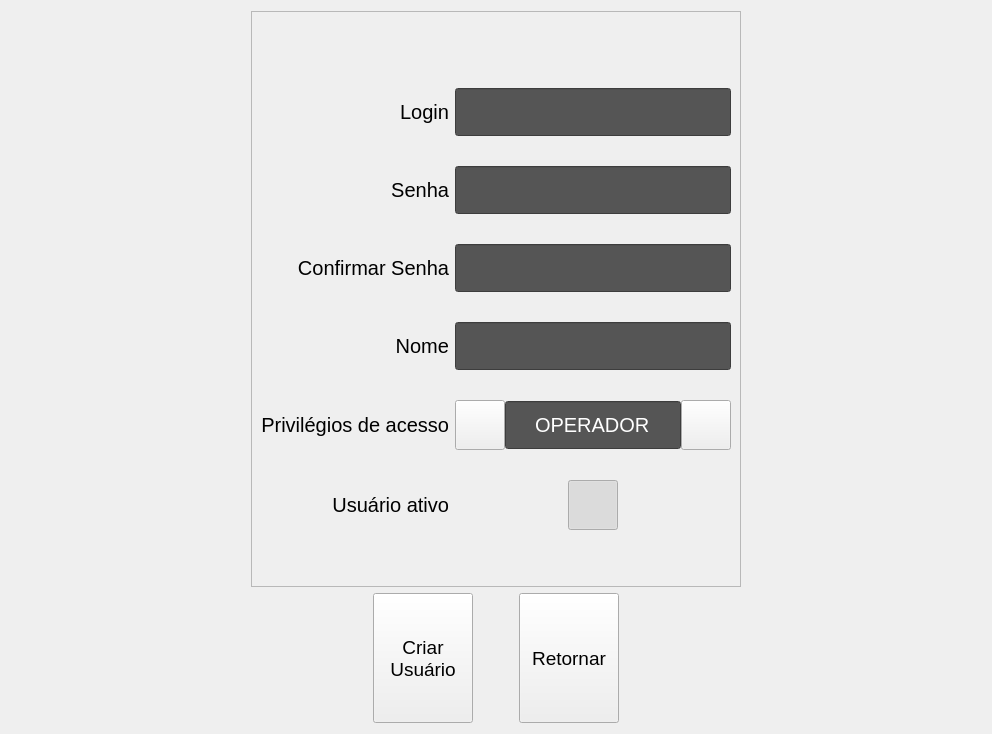
First picture: the form in LDFV2/interface/form_newuser.ui, repository Masipack/LDV, before the edit.
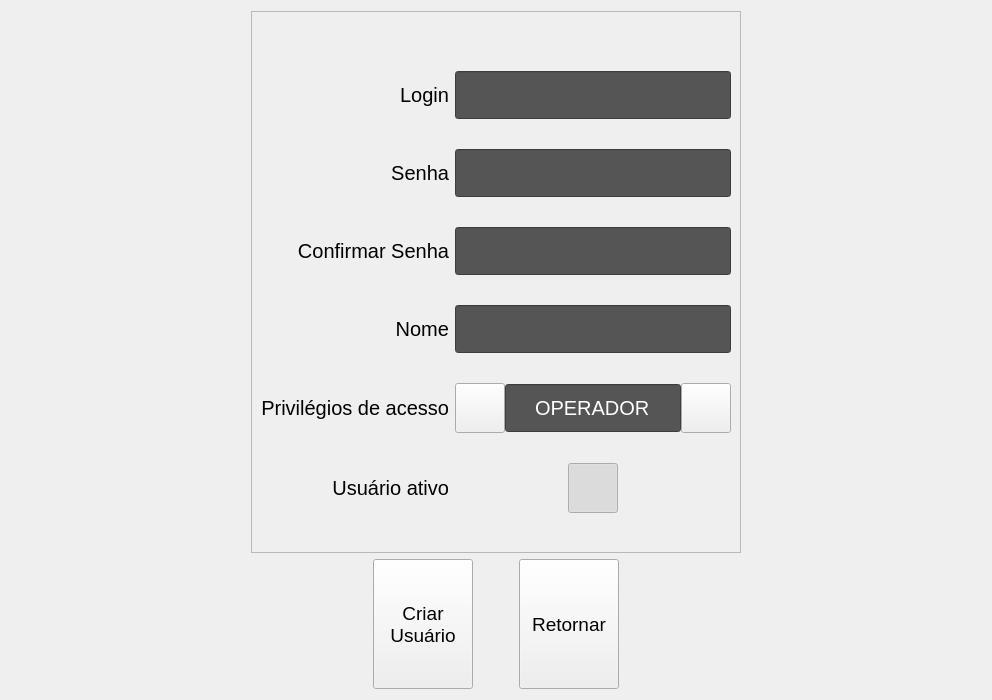
Second picture: the form after the edit. Icons and pictures are not drawn. Custom widgets are drawn as their Qt base class.

Diff of the .ui file:
```diff
--- a/LDFV2/interface/form_newuser.ui
+++ b/LDFV2/interface/form_newuser.ui
@@ -7,7 +7,7 @@
     <x>0</x>
     <y>0</y>
     <width>992</width>
-    <height>734</height>
+    <height>700</height>
    </rect>
   </property>
   <property name="windowTitle">
```
Left out of the diff: 4 changed lines with no effect on the pictures.
